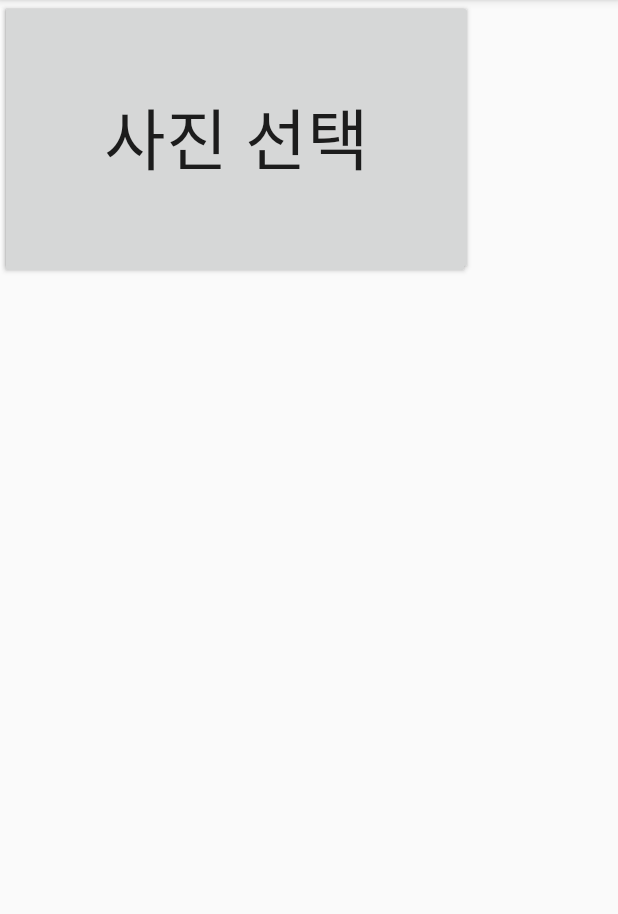
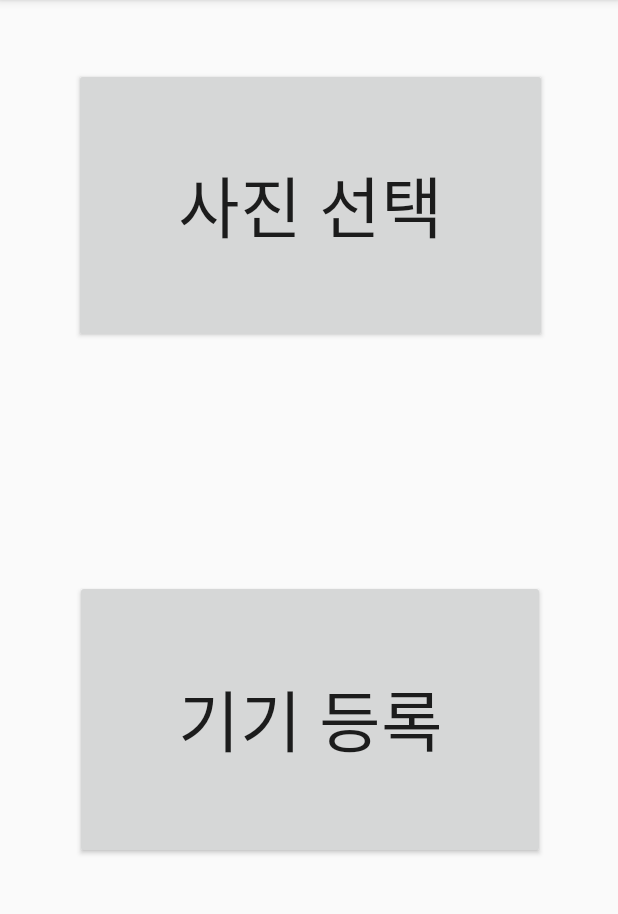
Before and after one commit to ParkSungmi/ButterflyEffect, an Android app: the screen it shows after launch (MainActivity), on a phone screen of 412 x 824 dp, the part 84-998 px from its top. Run offline under Robolectric (Android 15) with nearby library versions, the phone set to English and light mode, and no system bars.

```diff
--- a/app/src/main/AndroidManifest.xml
+++ b/app/src/main/AndroidManifest.xml
@@ -16,7 +16,7 @@
                 <category android:name="android.intent.category.LAUNCHER" />
             </intent-filter>
         </activity>
-        <activity android:name=".Gallery"></activity>
+        <activity android:name=".Gallery" />
     </application>
 
 </manifest>
--- a/app/src/main/java/ajou/butterflyeffect/touchablememory/MainActivity.java
+++ b/app/src/main/java/ajou/butterflyeffect/touchablememory/MainActivity.java
@@ -8,13 +8,16 @@ import android.widget.Button;
 
 public class MainActivity extends AppCompatActivity {
 
-    Button btn_select = (Button) findViewById(R.id.btn_select);
-    Button btn_regist = (Button) findViewById(R.id.btn_regist);
+    Button btn_select;
+    Button btn_regist;
 
     @Override
     protected void onCreate(Bundle savedInstanceState) {
         super.onCreate(savedInstanceState);
         setContentView(R.layout.activity_main);
+
+        btn_select = (Button) findViewById(R.id.btn_select);
+        btn_regist = (Button) findViewById(R.id.btn_regist);
 
         btn_select.setOnClickListener(new Button.OnClickListener(){
             @Override
--- a/app/src/main/res/layout/activity_main.xml
+++ b/app/src/main/res/layout/activity_main.xml
@@ -7,20 +7,35 @@
     tools:context="ajou.butterflyeffect.touchablememory.MainActivity">
 
     <Button
+        android:id="@+id/btn_select"
+        android:layout_width="315dp"
+        android:layout_height="183dp"
+        android:text="사진 선택"
+        android:textSize="20pt"
+        android:layout_marginLeft="8dp"
+        app:layout_constraintLeft_toLeftOf="parent"
+        android:layout_marginRight="8dp"
+        app:layout_constraintRight_toRightOf="parent"
+        app:layout_constraintHorizontal_bias="0.509"
+        app:layout_constraintTop_toTopOf="parent"
+        android:layout_marginTop="45dp" />
+
+    <Button
         android:id="@+id/btn_regist"
         android:layout_width="313dp"
         android:layout_height="186dp"
         android:text="기기 등록"
         android:textSize="20pt"
-        tools:layout_editor_absoluteX="38dp"
-        tools:layout_editor_absoluteY="258dp" />
+        app:layout_constraintBottom_toBottomOf="parent"
+        android:layout_marginBottom="8dp"
+        android:layout_marginLeft="8dp"
+        app:layout_constraintLeft_toLeftOf="parent"
+        android:layout_marginRight="8dp"
+        app:layout_constraintRight_toRightOf="parent"
+        android:layout_marginTop="8dp"
+        app:layout_constraintTop_toBottomOf="@+id/btn_select"
+        app:layout_constraintHorizontal_bias="0.509"
+        app:layout_constraintVertical_bias="0.444" />
 
-    <Button
-        android:id="@+id/btn_select"
-        android:layout_width="315dp"
-        android:layout_height="183dp"
-        android:text="사진 선택"
-        android:textSize="20pt"
-        tools:layout_editor_absoluteX="38dp"
-        tools:layout_editor_absoluteY="45dp" />
+
 </android.support.constraint.ConstraintLayout>
```
Also changed, not shown: app/src/main/java/ajou/butterflyeffect/touchablememory/Gallery.java (added, +13 -0 lines), app/src/main/res/layout/activity_gallery.xml (added, +9 -0 lines).
